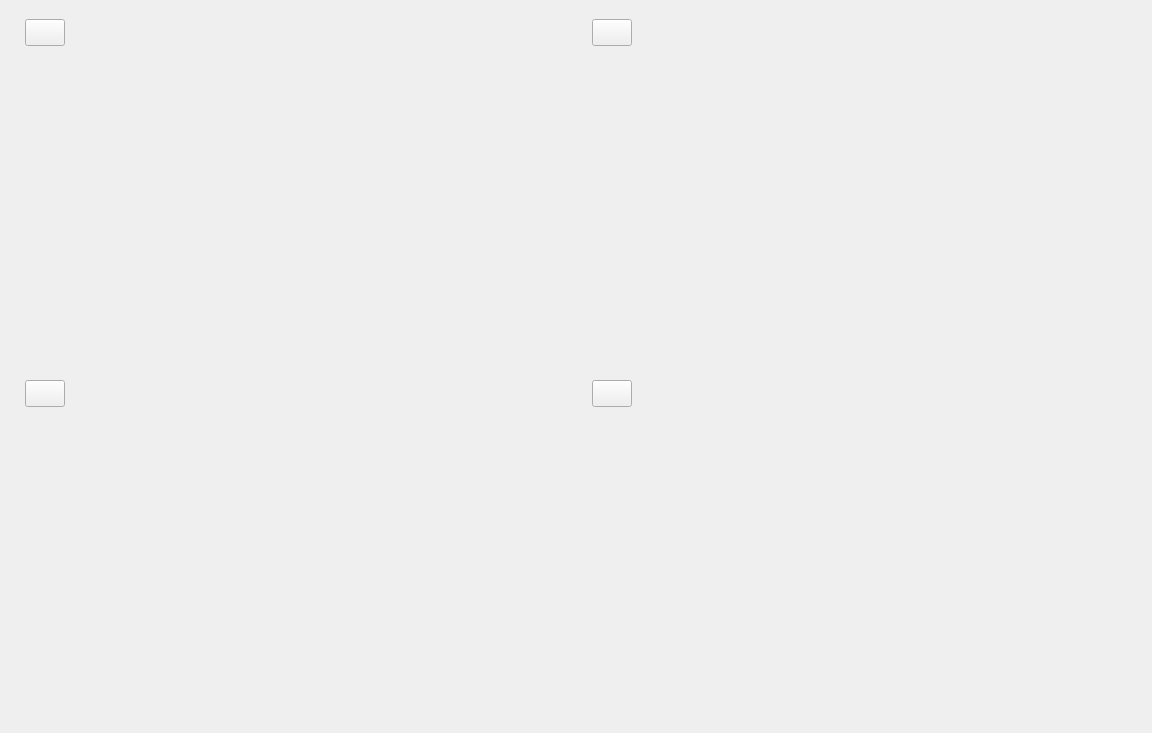
The window that Source/04Ui/formmain.ui (BeyondXinXin/OpenBrowser) describes before a commit, drawn with Qt 5.
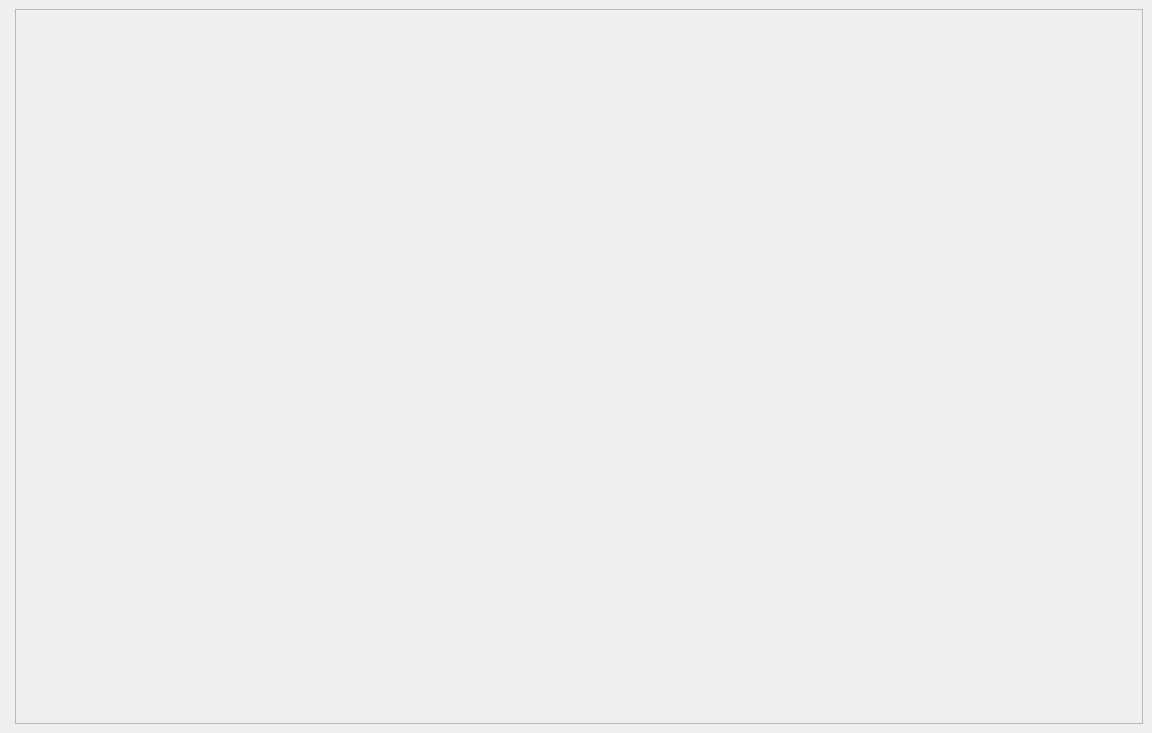
The same window after the commit. Custom widgets are drawn as their Qt base class.

What changed in the file:
```diff
--- a/Source/04Ui/formmain.ui
+++ b/Source/04Ui/formmain.ui
@@ -40,7 +40,31 @@
      <property name="border_no" stdset="0">
       <bool>true</bool>
      </property>
-     <widget class="QWidget" name="page">
+     <widget class="QWidget" name="mainwindow0">
+      <layout class="QGridLayout" name="gridLayout">
+       <item row="0" column="0">
+        <widget class="QOencvScrollArea" name="opencv_scrollarea">
+         <property name="widgetResizable">
+          <bool>true</bool>
+         </property>
+         <widget class="QWidget" name="scrollAreaWidgetContents">
+          <property name="geometry">
+           <rect>
+            <x>0</x>
+            <y>0</y>
+            <width>1116</width>
+            <height>713</height>
+           </rect>
+          </property>
+         </widget>
+        </widget>
+       </item>
+      </layout>
+     </widget>
+     <widget class="QVTKOpenGLWidget" name="mainwindow1">
+      <layout class="QGridLayout" name="modle_layout"/>
+     </widget>
+     <widget class="QWidget" name="mainwindow2">
       <layout class="QGridLayout" name="gridLayout_4">
        <item row="0" column="0">
         <layout class="QGridLayout" name="gridLayout_2">
@@ -152,6 +176,12 @@
    <header>formshow.h</header>
    <container>1</container>
   </customwidget>
+  <customwidget>
+   <class>QOencvScrollArea</class>
+   <extends>QScrollArea</extends>
+   <header>qoencvscrollarea.h</header>
+   <container>1</container>
+  </customwidget>
  </customwidgets>
  <resources/>
  <connections/>
```
Left out of the diff: 7 changed lines with no effect on the pictures.
